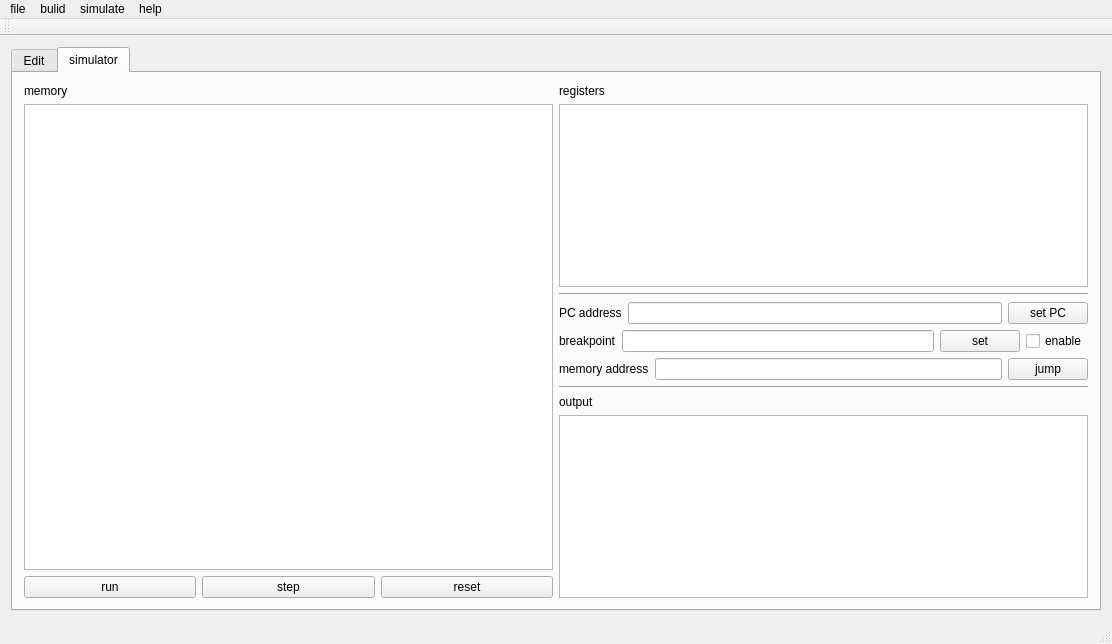
Old version of the form mainwindow.ui in the repository yunwei37/MIPS-sc-zju.
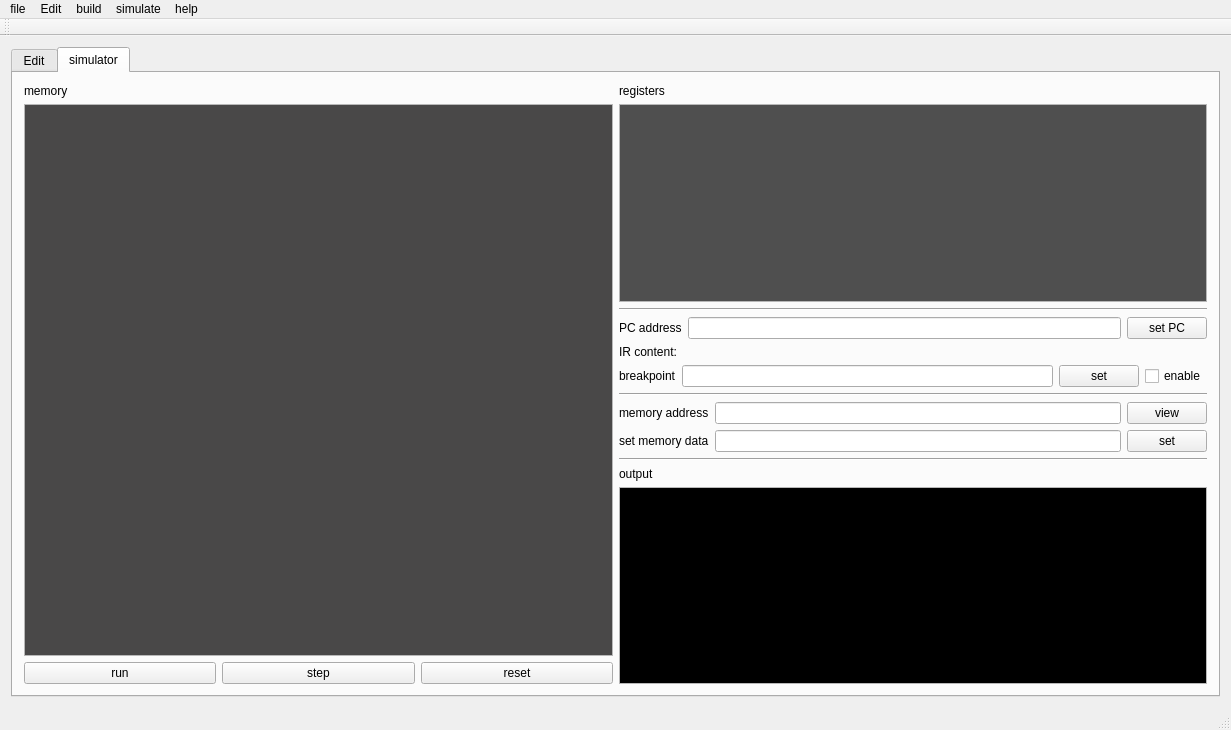
New version of the form. Icons and pictures are not drawn.

Patch:
```diff
--- a/mainwindow.ui
+++ b/mainwindow.ui
@@ -6,8 +6,8 @@
    <rect>
     <x>0</x>
     <y>0</y>
-    <width>1112</width>
-    <height>644</height>
+    <width>1231</width>
+    <height>730</height>
    </rect>
   </property>
   <property name="sizePolicy">
@@ -125,7 +125,99 @@
            </widget>
           </item>
           <item>
-           <widget class="QTextBrowser" name="memoryText"/>
+           <widget class="QTextBrowser" name="memoryText">
+            <property name="palette">
+             <palette>
+              <active>
+               <colorrole role="WindowText">
+                <brush brushstyle="SolidPattern">
+                 <color alpha="255">
+                  <red>47</red>
+                  <green>47</green>
+                  <blue>47</blue>
+                 </color>
+                </brush>
+               </colorrole>
+               <colorrole role="Text">
+                <brush brushstyle="SolidPattern">
+                 <color alpha="255">
+                  <red>255</red>
+                  <green>255</green>
+                  <blue>255</blue>
+                 </color>
+                </brush>
+               </colorrole>
+               <colorrole role="Base">
+                <brush brushstyle="SolidPattern">
+                 <color alpha="255">
+                  <red>73</red>
+                  <green>72</green>
+                  <blue>72</blue>
+                 </color>
+                </brush>
+               </colorrole>
+              </active>
+              <inactive>
+               <colorrole role="WindowText">
+                <brush brushstyle="SolidPattern">
+                 <color alpha="255">
+                  <red>47</red>
+                  <green>47</green>
+                  <blue>47</blue>
+                 </color>
+                </brush>
+               </colorrole>
+               <colorrole role="Text">
+                <brush brushstyle="SolidPattern">
+                 <color alpha="255">
+                  <red>255</red>
+                  <green>255</green>
+                  <blue>255</blue>
+                 </color>
+                </brush>
+               </colorrole>
+               <colorrole role="Base">
+                <brush brushstyle="SolidPattern">
+                 <color alpha="255">
+                  <red>73</red>
+                  <green>72</green>
+                  <blue>72</blue>
+                 </color>
+                </brush>
+               </colorrole>
+              </inactive>
+              <disabled>
+               <colorrole role="WindowText">
+                <brush brushstyle="SolidPattern">
+                 <color alpha="255">
+                  <red>120</red>
+                  <green>120</green>
+                  <blue>120</blue>
+                 </color>
+                </brush>
+               </colorrole>
+               <colorrole role="Text">
+                <brush brushstyle="SolidPattern">
+                 <color alpha="255">
+                  <red>120</red>
+                  <green>120</green>
+                  <blue>120</blue>
+                 </color>
+                </brush>
+               </colorrole>
+               <colorrole role="Base">
+                <brush brushstyle="SolidPattern">
+                 <color alpha="255">
+                  <red>240</red>
+                  <green>240</green>
+                  <blue>240</blue>
+                 </color>
+                </brush>
+               </colorrole>
+              </disabled>
+             </palette>
+            </property>
+           </widget>
           </item>
           <item>
            <layout class="QHBoxLayout" name="horizontalLayout_3">
@@ -164,7 +256,72 @@
            </widget>
           </item>
           <item>
-           <widget class="QTextBrowser" name="registerText"/>
+           <widget class="QTextBrowser" name="registerText">
+            <property name="palette">
+             <palette>
+              <active>
+               <colorrole role="Text">
+                <brush brushstyle="SolidPattern">
+                 <color alpha="255">
+                  <red>249</red>
+                  <green>249</green>
+                  <blue>249</blue>
+                 </color>
+                </brush>
+               </colorrole>
+               <colorrole role="Base">
+                <brush brushstyle="SolidPattern">
+                 <color alpha="255">
+                  <red>79</red>
+                  <green>79</green>
+                  <blue>79</blue>
+                 </color>
+                </brush>
+               </colorrole>
+              </active>
+              <inactive>
+               <colorrole role="Text">
+                <brush brushstyle="SolidPattern">
+                 <color alpha="255">
+                  <red>249</red>
+                  <green>249</green>
+                  <blue>249</blue>
+                 </color>
+                </brush>
+               </colorrole>
+               <colorrole role="Base">
+                <brush brushstyle="SolidPattern">
+                 <color alpha="255">
+                  <red>79</red>
+                  <green>79</green>
+                  <blue>79</blue>
+                 </color>
+                </brush>
+               </colorrole>
+              </inactive>
+              <disabled>
+               <colorrole role="Text">
+                <brush brushstyle="SolidPattern">
+                 <color alpha="255">
+                  <red>120</red>
+                  <green>120</green>
+                  <blue>120</blue>
+                 </color>
+                </brush>
+               </colorrole>
+               <colorrole role="Base">
+                <brush brushstyle="SolidPattern">
+                 <color alpha="255">
+                  <red>240</red>
+                  <green>240</green>
+                  <blue>240</blue>
+                 </color>
+                </brush>
+               </colorrole>
+              </disabled>
+             </palette>
+            </property>
+           </widget>
           </item>
           <item>
            <widget class="Line" name="line_2">
@@ -194,6 +351,13 @@
             </item>
            </layout>
           </item>
+          <item>
+           <widget class="QLabel" name="labelIR">
+            <property name="text">
+             <string>IR content: </string>
+            </property>
+           </widget>
+          </item>
           <item>
            <layout class="QHBoxLayout" name="horizontalLayout_6">
             <item>
@@ -222,6 +386,13 @@
             </item>
            </layout>
           </item>
+          <item>
+           <widget class="Line" name="line_3">
+            <property name="orientation">
+             <enum>Qt::Horizontal</enum>
+            </property>
+           </widget>
+          </item>
           <item>
            <layout class="QHBoxLayout" name="horizontalLayout_8">
             <item>
@@ -237,7 +408,28 @@
             <item>
              <widget class="QPushButton" name="jumpMemoryButton">
               <property name="text">
-               <string>jump</string>
+               <string>view</string>
+              </property>
+             </widget>
+            </item>
+           </layout>
+          </item>
+          <item>
+           <layout class="QHBoxLayout" name="horizontalLayout_2">
+            <item>
+             <widget class="QLabel" name="label_9">
+              <property name="text">
+               <string>set memory data</string>
+              </property>
+             </widget>
+            </item>
+            <item>
+             <widget class="QLineEdit" name="memdataEdit"/>
+            </item>
+            <item>
+             <widget class="QPushButton" name="setMemoryButton">
+              <property name="text">
+               <string>set</string>
               </property>
              </widget>
             </item>
@@ -259,6 +451,70 @@
           </item>
           <item>
            <widget class="QTextBrowser" name="outputText">
+            <property name="palette">
+             <palette>
+              <active>
+               <colorrole role="Text">
+                <brush brushstyle="SolidPattern">
+                 <color alpha="255">
+                  <red>252</red>
+                  <green>252</green>
+                  <blue>252</blue>
+                 </color>
+                </brush>
+               </colorrole>
+               <colorrole role="Base">
+                <brush brushstyle="SolidPattern">
+                 <color alpha="255">
+                  <red>0</red>
+                  <green>0</green>
+                  <blue>0</blue>
+                 </color>
+                </brush>
+               </colorrole>
+              </active>
+              <inactive>
+               <colorrole role="Text">
+                <brush brushstyle="SolidPattern">
+                 <color alpha="255">
+                  <red>252</red>
+                  <green>252</green>
+                  <blue>252</blue>
+                 </color>
+                </brush>
+               </colorrole>
+               <colorrole role="Base">
+                <brush brushstyle="SolidPattern">
+                 <color alpha="255">
+                  <red>0</red>
+                  <green>0</green>
+                  <blue>0</blue>
+                 </color>
+                </brush>
+               </colorrole>
+              </inactive>
+              <disabled>
+               <colorrole role="Text">
+                <brush brushstyle="SolidPattern">
+                 <color alpha="255">
+                  <red>120</red>
+                  <green>120</green>
+                  <blue>120</blue>
+                 </color>
+                </brush>
+               </colorrole>
+               <colorrole role="Base">
+                <brush brushstyle="SolidPattern">
+                 <color alpha="255">
+                  <red>240</red>
+                  <green>240</green>
+                  <blue>240</blue>
+                 </color>
+                </brush>
+               </colorrole>
+              </disabled>
+             </palette>
+            </property>
             <property name="readOnly">
              <bool>false</bool>
             </property>
@@ -277,7 +533,7 @@
     <rect>
      <x>0</x>
      <y>0</y>
-     <width>1112</width>
+     <width>1231</width>
      <height>29</height>
     </rect>
    </property>
@@ -293,7 +549,7 @@
    </widget>
    <widget class="QMenu" name="menu_2">
     <property name="title">
-     <string>bulid</string>
+     <string>build</string>
     </property>
     <addaction name="actioncompile"/>
    </widget>
@@ -312,7 +568,14 @@
     <addaction name="actionabout"/>
     <addaction name="actiondocument"/>
    </widget>
+   <widget class="QMenu" name="menuEdit">
+    <property name="title">
+     <string>Edit</string>
+    </property>
+    <addaction name="actionsetFont"/>
+   </widget>
    <addaction name="menu"/>
+   <addaction name="menuEdit"/>
    <addaction name="menu_2"/>
    <addaction name="menusimulate"/>
    <addaction name="menuhelp"/>
```
Left out of the diff: 333 changed lines with no effect on the pictures.
